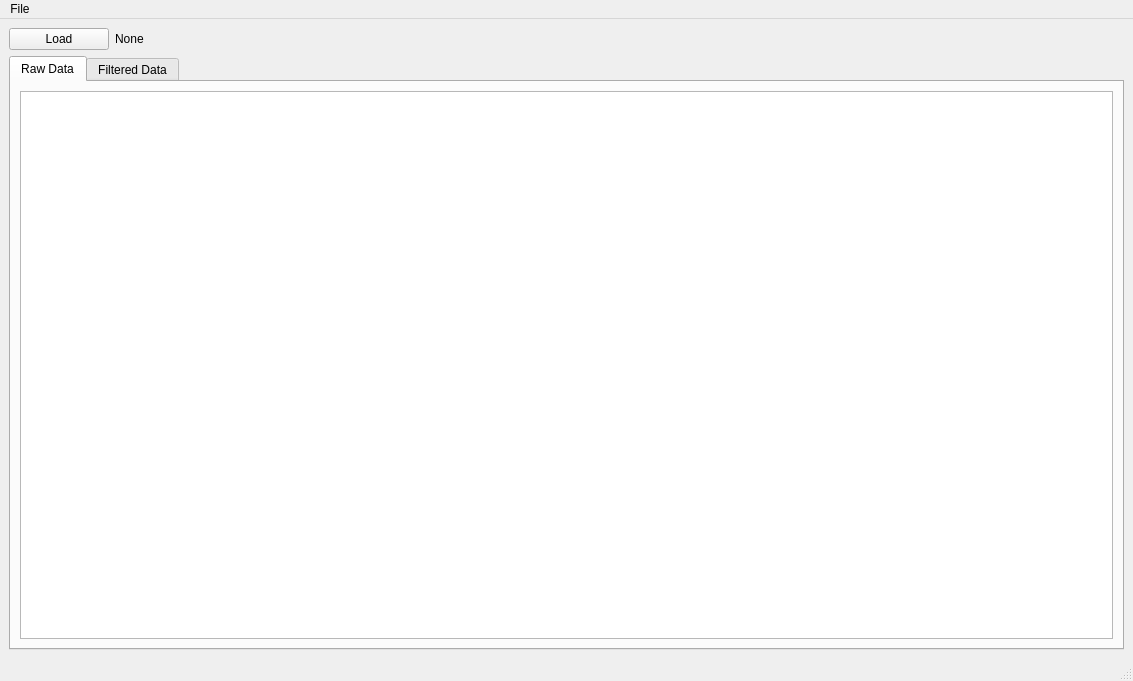
chemmatcars/ChemMat_User_Stats, file UI_Forms/mainWindow.ui: the form before one commit.
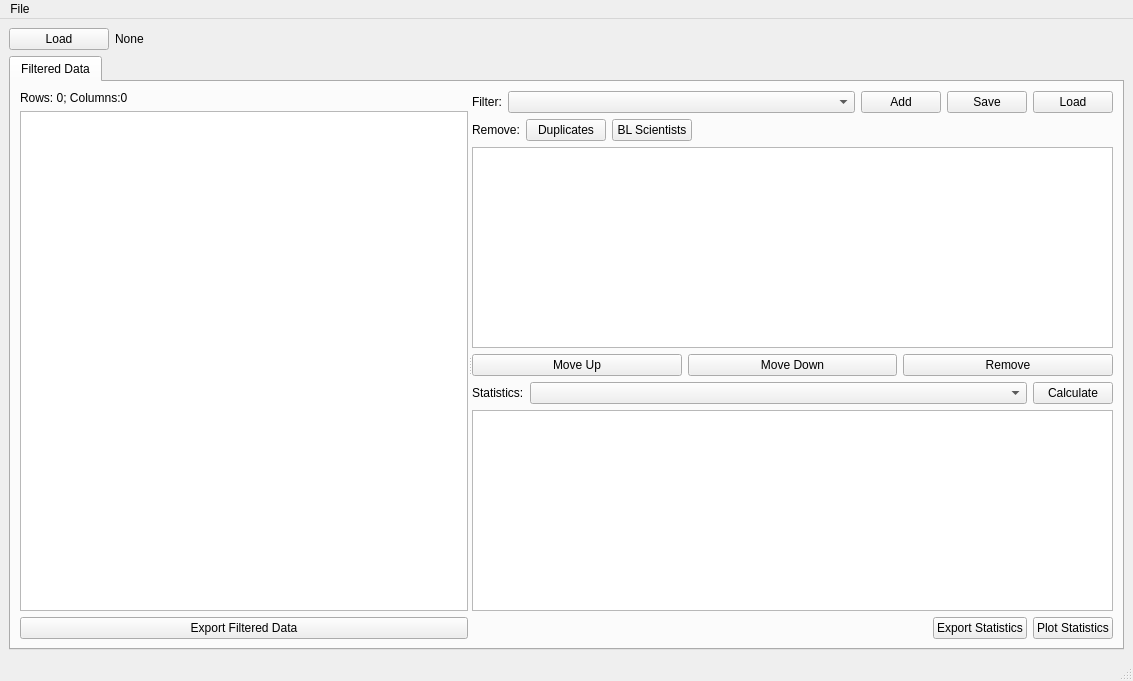
The form after the commit. The open tabs and pages were chosen to show the change. Custom widgets are drawn as their Qt base class.

```diff
--- a/UI_Forms/mainWindow.ui
+++ b/UI_Forms/mainWindow.ui
@@ -46,16 +46,6 @@
         <property name="currentIndex">
          <number>1</number>
         </property>
-        <widget class="QWidget" name="rawData">
-         <attribute name="title">
-          <string>Raw Data</string>
-         </attribute>
-         <layout class="QHBoxLayout" name="horizontalLayout_3">
-          <item>
-           <widget class="TableWidget" name="rawDataTableWidget"/>
-          </item>
-         </layout>
-        </widget>
         <widget class="QWidget" name="filteredData">
          <attribute name="title">
           <string>Filtered Data</string>
```
Left out of the diff: 2 changed lines with no effect on the pictures.
